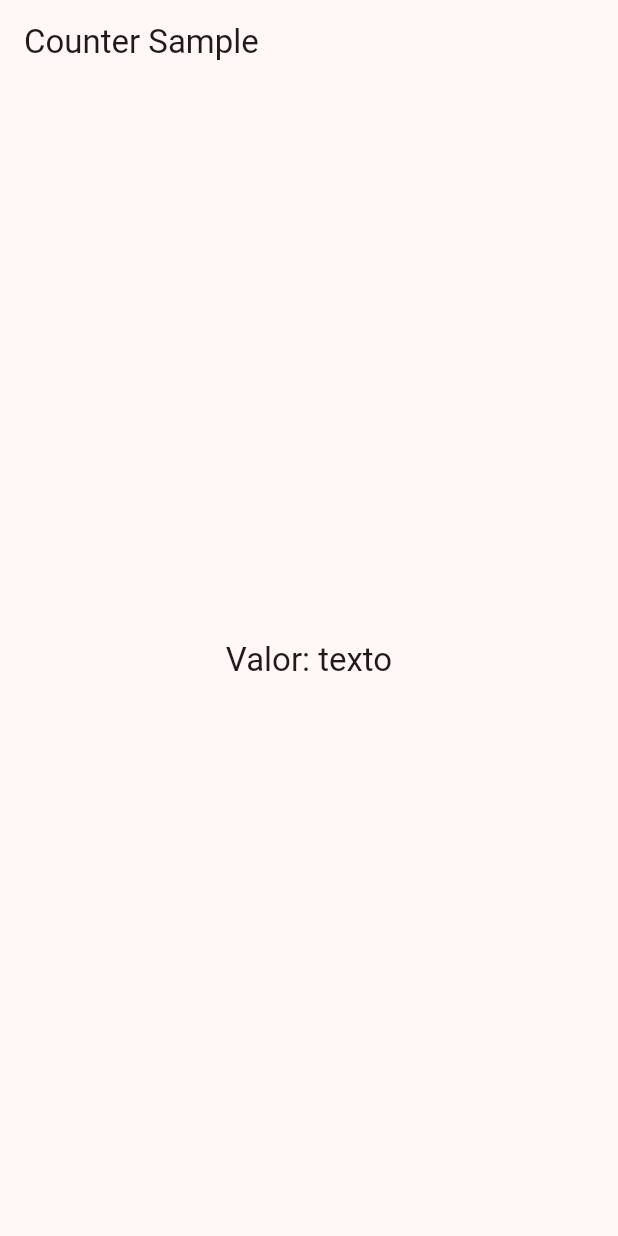
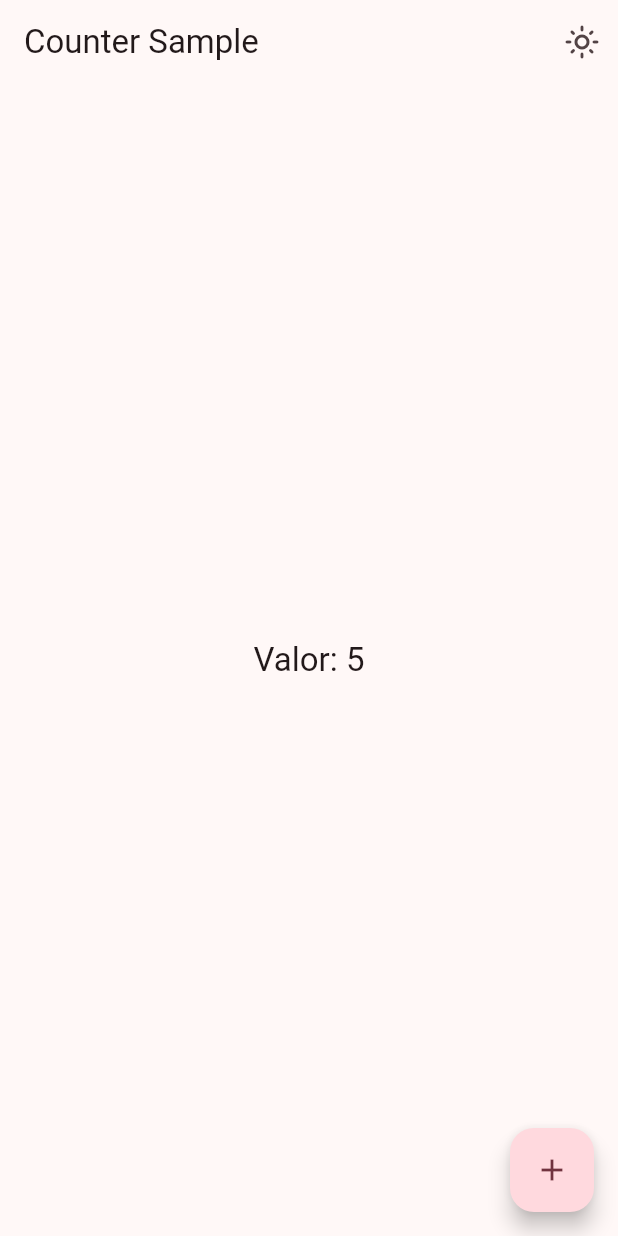
Before and after one commit to msalvetti/widgets_app, a Flutter app: the CounterScreen screen opened by its route, on a phone screen of 412 x 824 dp. Run offline on Flutter 3.47's test engine with Material 2 defaults, Android fonts, the phone set to English and light mode, and no system bars; our stand-ins replace animate_do, flutter_riverpod, go_router.

Commit message:
funciona lo basico Riverpood

```diff
--- a/lib/main.dart
+++ b/lib/main.dart
@@ -1,8 +1,14 @@
 import 'package:flutter/material.dart';
+import 'package:flutter_riverpod/flutter_riverpod.dart';
 import 'package:widgets_app/config/router/app_router.dart';
+
 import 'config/theme/app_theme.dart';
 
-void main() => runApp(MainApp());
+void main() {
+  runApp(ProviderScope(
+    child: MainApp(),
+  ));
+}
 
 class MainApp extends StatelessWidget {
   @override
--- /dev/null
+++ b/lib/presentation/providers/counter_provider.dart
@@ -0,0 +1,5 @@
+import 'package:flutter_riverpod/flutter_riverpod.dart';
+
+final counterProvider = StateProvider<int>(
+  (ref) => 5,
+);
--- /dev/null
+++ b/lib/presentation/providers/theme_provider.dart
@@ -0,0 +1,4 @@
+import 'package:flutter_riverpod/flutter_riverpod.dart';
+
+// isDarkmodeProvider
+final isDarkmodeProvider = StateProvider<bool>((ref) => false);
--- a/lib/presentation/screens/counter/counter_screen.dart
+++ b/lib/presentation/screens/counter/counter_screen.dart
@@ -1,19 +1,40 @@
 import 'package:flutter/material.dart';
+import 'package:flutter_riverpod/flutter_riverpod.dart';
+import 'package:widgets_app/presentation/providers/counter_provider.dart';
+import 'package:widgets_app/presentation/providers/theme_provider.dart';
 
-class CounterScreen extends StatelessWidget {
+class CounterScreen extends ConsumerWidget {
   static const String name = 'counter_screen';
 
   const CounterScreen({Key? key}) : super(key: key);
 
   @override
-  Widget build(BuildContext context) {
+  Widget build(BuildContext context, WidgetRef ref) {
+    final int clickCounter = ref.watch(counterProvider);
+    final bool isDarkmode = ref.watch(isDarkmodeProvider);
     return Scaffold(
       appBar: AppBar(
         title: Text("Counter Sample"),
+        actions: [
+          IconButton(
+            icon: Icon(isDarkmode
+                ? Icons.dark_mode_outlined
+                : Icons.light_mode_outlined),
+            onPressed: () {
+              ref.read(isDarkmodeProvider.notifier).update((state) => !state);
+            },
+          )
+        ],
       ),
       body: Center(
-        child:
-            Text('Valor: texto', style: Theme.of(context).textTheme.titleLarge),
+        child: Text('Valor: $clickCounter',
+            style: Theme.of(context).textTheme.titleLarge),
+      ),
+      floatingActionButton: FloatingActionButton(
+        child: const Icon(Icons.add),
+        onPressed: () {
+          ref.read(counterProvider.notifier).state++;
+        },
       ),
     );
   }
--- a/pubspec.yaml
+++ b/pubspec.yaml
@@ -15,12 +15,18 @@ dependencies:
   cupertino_icons: ^1.0.2
   go_router: ^10.0.0
   animate_do: ^3.0.2
+  flutter_riverpod: ^2.3.6
+  riverpod_annotation: ^2.1.1
 
 dev_dependencies:
   flutter_test:
     sdk: flutter
 
   flutter_lints: ^2.0.0
+  build_runner:
+  custom_lint:
+  riverpod_generator: ^2.2.4
+  riverpod_lint: ^1.4.0
 
 flutter:
 
```
